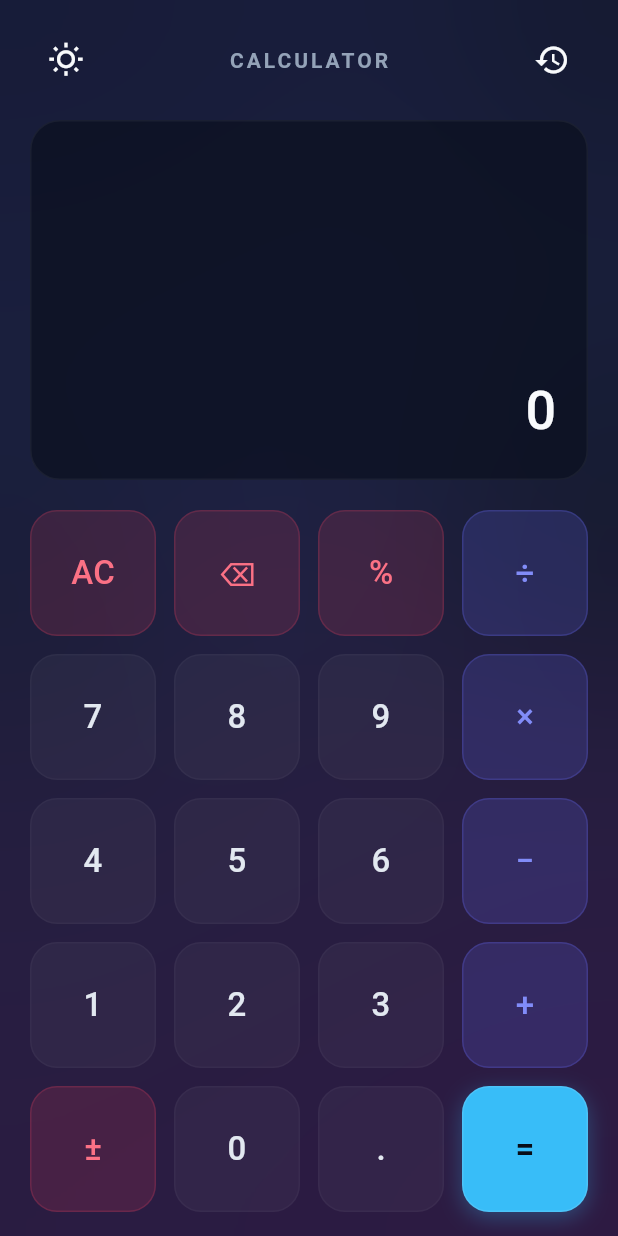
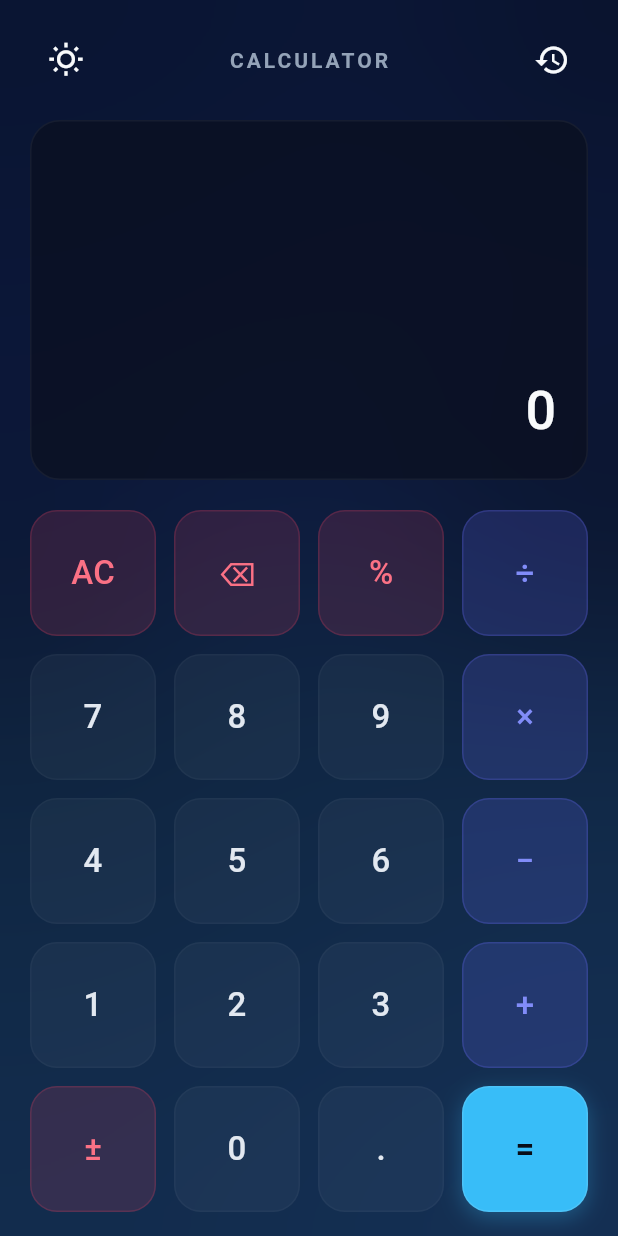
Before and after one commit to Rupam852/Calculator, a Flutter app: the screen it shows after launch, on a phone screen of 412 x 824 dp. Run offline on Flutter 3.47's test engine with Material 3 defaults, Android fonts, the phone set to English and light mode, and no system bars; our stand-ins replace shared_preferences.

Commit message:
Update dark theme background layout to premium dark blue color scheme

```diff
--- a/flutter_calculator/lib/screens/calculator_screen.dart
+++ b/flutter_calculator/lib/screens/calculator_screen.dart
@@ -63,7 +63,7 @@ class _CalculatorScreenState extends State<CalculatorScreen> {
                 decoration: BoxDecoration(
                   gradient: LinearGradient(
                     colors: isDark
-                        ? [const Color(0xFF090D16), const Color(0xFF111827), const Color(0xFF1E112A)]
+                        ? [const Color(0xFF050B14), const Color(0xFF0A1128), const Color(0xFF101F42)]
                         : [const Color(0xFFEEF2F6), const Color(0xFFE0E7FF), const Color(0xFFFAE8FF)],
                     begin: Alignment.topLeft,
                     end: Alignment.bottomRight,
@@ -81,7 +81,7 @@ class _CalculatorScreenState extends State<CalculatorScreen> {
                   height: 500,
                   decoration: BoxDecoration(
                     shape: BoxShape.circle,
-                    color: isDark ? const Color(0x266366F1) : const Color(0x336366F1),
+                    color: isDark ? const Color(0x2E1E40B0) : const Color(0x336366F1),
                   ),
                 ),
               ),
@@ -94,7 +94,7 @@ class _CalculatorScreenState extends State<CalculatorScreen> {
                   height: 600,
                   decoration: BoxDecoration(
                     shape: BoxShape.circle,
-                    color: isDark ? const Color(0x1FA855F7) : const Color(0x26A855F7),
+                    color: isDark ? const Color(0x1E38BDF8) : const Color(0x26A855F7),
                   ),
                 ),
               ),
```
Also changed, not shown: 1 other file.
